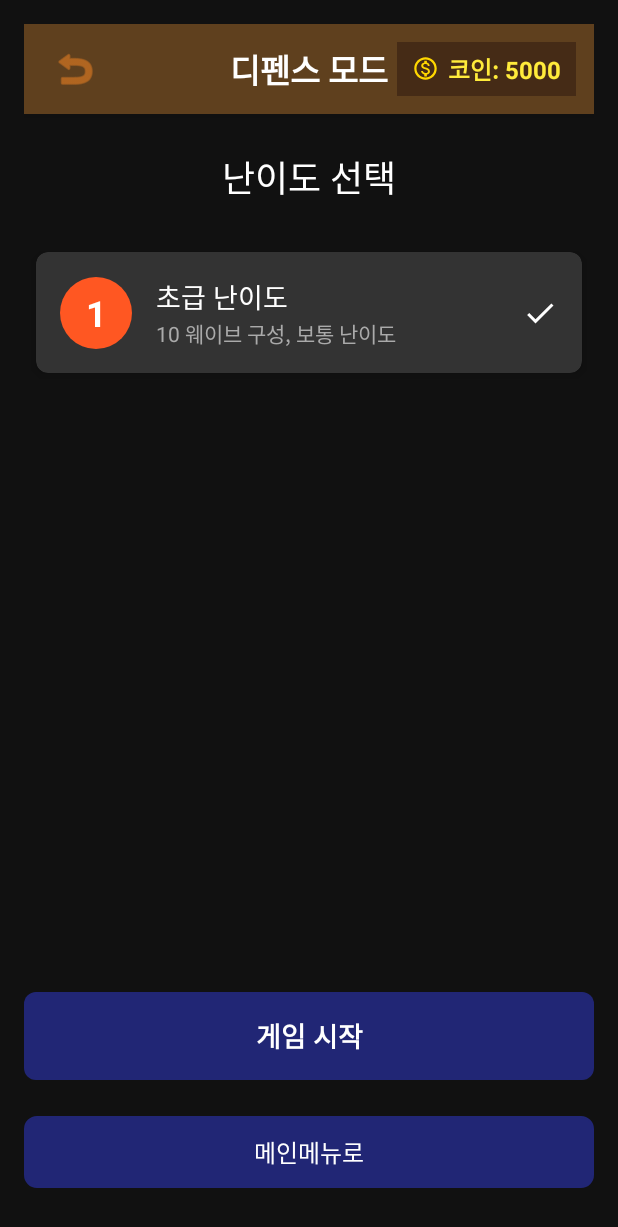
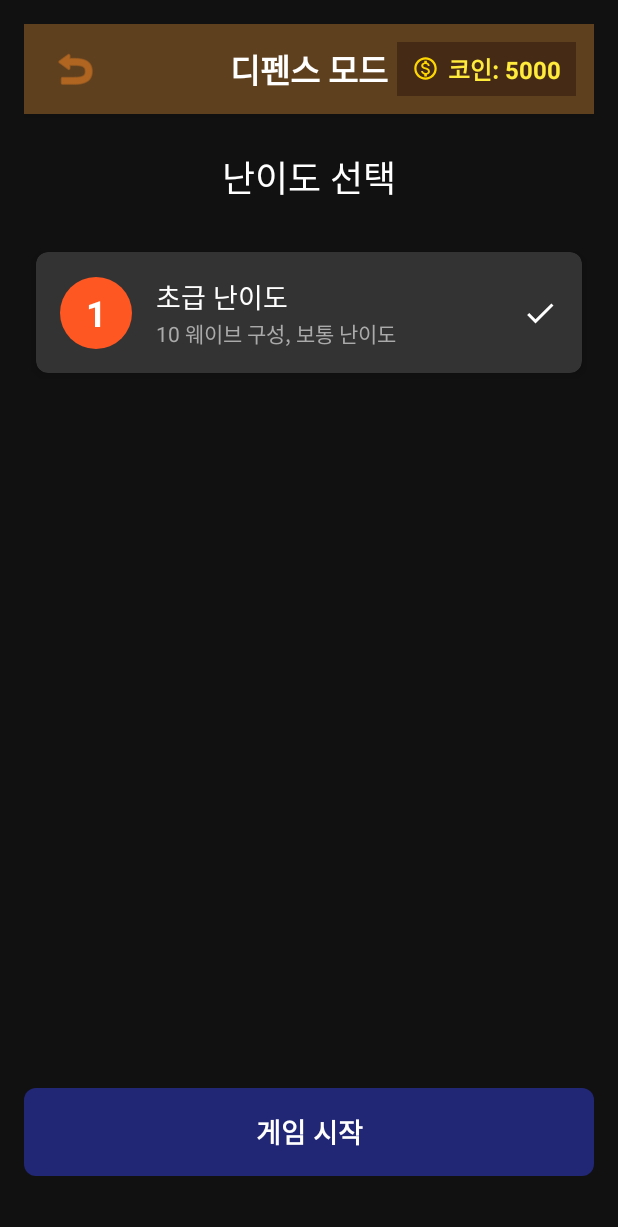
Before and after one commit to limsemin1234/p40, an Android app: the LobbyFragment screen opened through its navigation route, on a phone screen of 412 x 824 dp. Shown: the top 1227 px of the screen. Run offline under Robolectric (Android 15) with nearby library versions, the phone set to English and light mode, and no system bars.

Commit message:
2025.05.06(3일차)

```diff
--- a/app/src/main/java/com/example/p40/LobbyFragment.kt
+++ b/app/src/main/java/com/example/p40/LobbyFragment.kt
@@ -72,12 +72,6 @@ class LobbyFragment : Fragment(R.layout.fragment_lobby) {
                 findNavController().navigate(R.id.action_lobbyFragment_to_gameFragment, bundle)
             }
         }
-
-        // 메인 메뉴로 돌아가기 버튼
-        val btnBackToMain = view.findViewById<Button>(R.id.btnBackToMain)
-        btnBackToMain.setOnClickListener {
-            findNavController().popBackStack()
-        }
     }
 
     // 코인 정보 업데이트
--- a/app/src/main/res/layout/fragment_lobby.xml
+++ b/app/src/main/res/layout/fragment_lobby.xml
@@ -98,19 +98,6 @@
         android:padding="12dp"
         android:background="@drawable/button_background"
         android:layout_marginBottom="24dp"
-        app:layout_constraintBottom_toTopOf="@id/btnBackToMain"
-        app:layout_constraintStart_toStartOf="parent"
-        app:layout_constraintEnd_toEndOf="parent" />
-
-    <Button
-        android:id="@+id/btnBackToMain"
-        android:layout_width="0dp"
-        android:layout_height="wrap_content"
-        android:text="메인메뉴로"
-        android:textSize="16sp"
-        android:padding="8dp"
-        android:background="@drawable/button_secondary_background"
-        android:layout_marginBottom="16dp"
         app:layout_constraintBottom_toBottomOf="parent"
         app:layout_constraintStart_toStartOf="parent"
         app:layout_constraintEnd_toEndOf="parent" />
```
